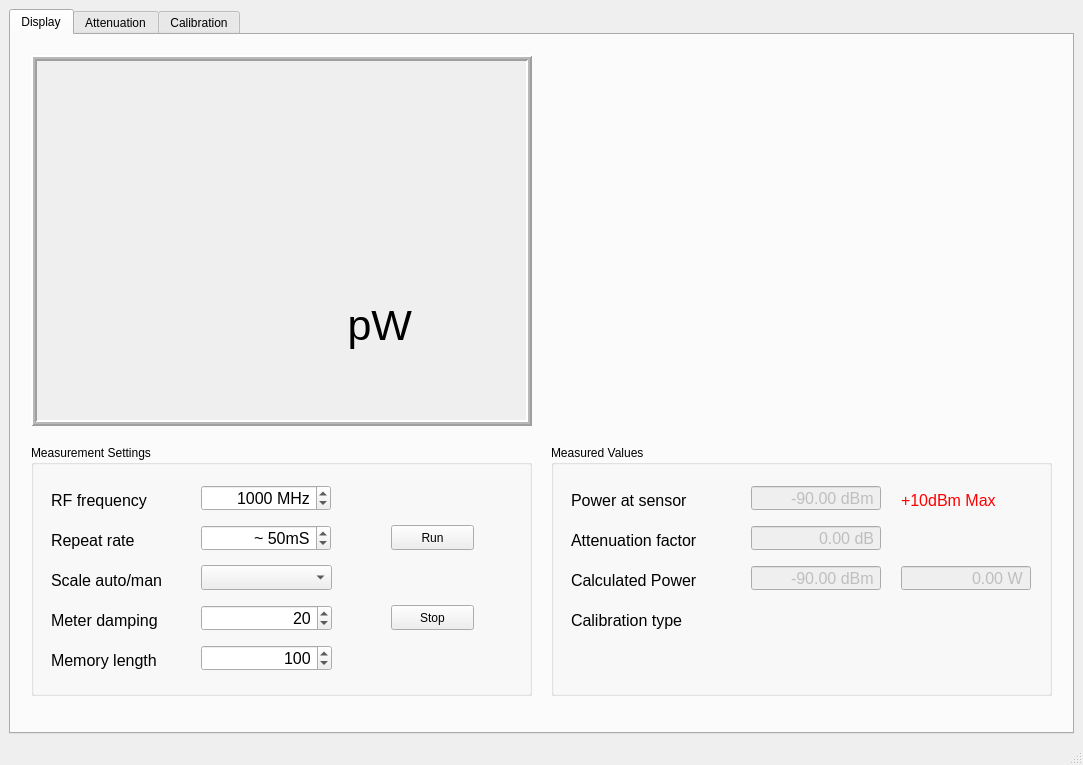
First picture: the form in powerMeter.ui, repository g4ixt/RFPowerMeter, before the edit.
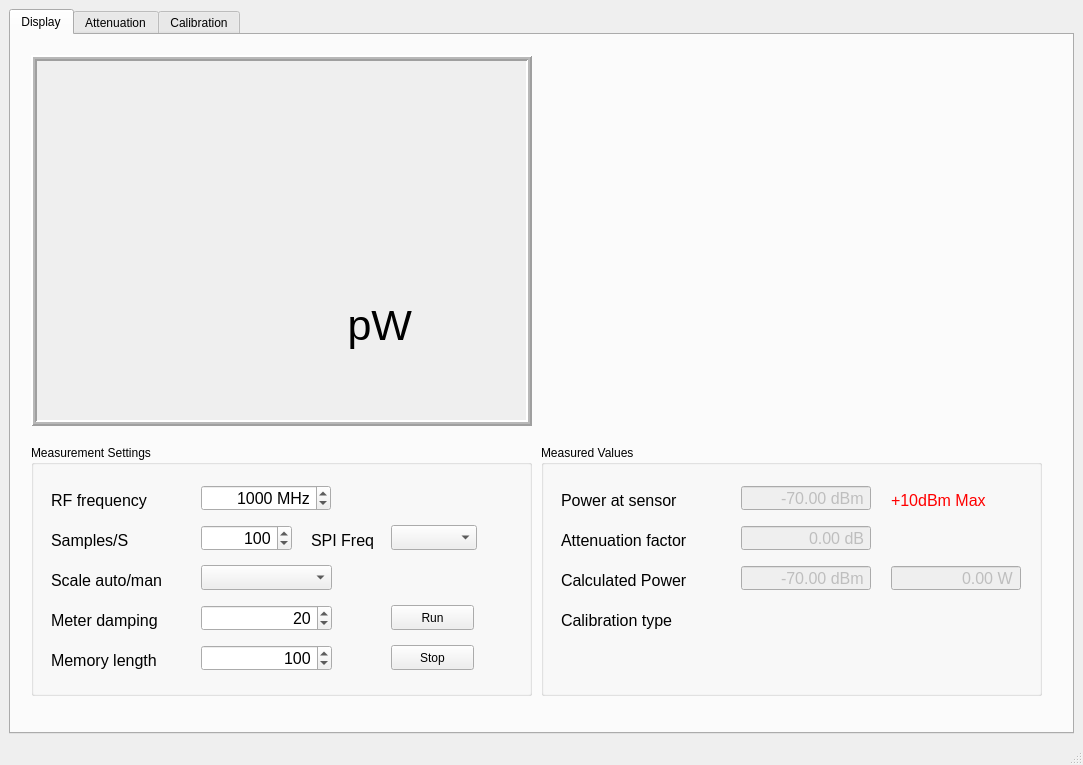
Second picture: the form after the edit. Custom widgets are drawn as their Qt base class.

The edit to the form file:
```diff
--- a/powerMeter.ui
+++ b/powerMeter.ui
@@ -177,7 +177,7 @@
           <rect>
            <x>170</x>
            <y>80</y>
-           <width>130</width>
+           <width>91</width>
            <height>26</height>
           </rect>
          </property>
@@ -190,13 +190,13 @@
           <set>Qt::AlignRight|Qt::AlignTrailing|Qt::AlignVCenter</set>
          </property>
          <property name="suffix">
-          <string>mS</string>
+          <string/>
          </property>
          <property name="prefix">
-          <string>~ </string>
+          <string/>
          </property>
          <property name="minimum">
-          <number>5</number>
+          <number>10</number>
          </property>
          <property name="maximum">
           <number>10000</number>
@@ -205,7 +205,7 @@
           <number>50</number>
          </property>
          <property name="value">
-          <number>50</number>
+          <number>100</number>
          </property>
         </widget>
         <widget class="QLabel" name="label_2">
@@ -223,7 +223,7 @@
           </font>
          </property>
          <property name="text">
-          <string>Repeat rate</string>
+          <string>Samples/S</string>
          </property>
         </widget>
         <widget class="QLabel" name="label_11">
@@ -362,7 +362,7 @@
          <property name="geometry">
           <rect>
            <x>360</x>
-           <y>80</y>
+           <y>160</y>
            <width>83</width>
            <height>25</height>
           </rect>
@@ -375,7 +375,7 @@
          <property name="geometry">
           <rect>
            <x>360</x>
-           <y>160</y>
+           <y>200</y>
            <width>83</width>
            <height>25</height>
           </rect>
@@ -384,6 +384,34 @@
           <string>Stop</string>
          </property>
         </widget>
+        <widget class="QComboBox" name="spiF">
+         <property name="geometry">
+          <rect>
+           <x>360</x>
+           <y>80</y>
+           <width>86</width>
+           <height>25</height>
+          </rect>
+         </property>
+        </widget>
+        <widget class="QLabel" name="label_3">
+         <property name="geometry">
+          <rect>
+           <x>280</x>
+           <y>80</y>
+           <width>71</width>
+           <height>30</height>
+          </rect>
+         </property>
+         <property name="font">
+          <font>
+           <pointsize>12</pointsize>
+          </font>
+         </property>
+         <property name="text">
+          <string>SPI Freq</string>
+         </property>
+        </widget>
        </widget>
        <widget class="PlotWidget" name="graphWidget" native="true">
         <property name="geometry">
@@ -404,7 +432,7 @@
        <widget class="QGroupBox" name="groupBox">
         <property name="geometry">
          <rect>
-          <x>540</x>
+          <x>530</x>
           <y>410</y>
           <width>501</width>
           <height>251</height>
@@ -445,7 +473,7 @@
           <string> dBm</string>
          </property>
          <property name="minimum">
-          <double>-90.000000000000000</double>
+          <double>-70.000000000000000</double>
          </property>
          <property name="maximum">
           <double>20.000000000000000</double>
@@ -454,7 +482,7 @@
           <double>0.010000000000000</double>
          </property>
          <property name="value">
-          <double>-90.000000000000000</double>
+          <double>-70.000000000000000</double>
          </property>
         </widget>
         <widget class="QLabel" name="label_9">
@@ -502,7 +530,7 @@
           <string> dBm</string>
          </property>
          <property name="minimum">
-          <double>-90.000000000000000</double>
+          <double>-70.000000000000000</double>
          </property>
          <property name="maximum">
           <double>60.000000000000000</double>
@@ -511,7 +539,7 @@
           <double>0.010000000000000</double>
          </property>
          <property name="value">
-          <double>-90.000000000000000</double>
+          <double>-70.000000000000000</double>
          </property>
         </widget>
         <widget class="QDoubleSpinBox" name="powerWatts">
@@ -622,7 +650,7 @@
           <string>Attenuation factor</string>
          </property>
         </widget>
-        <widget class="QLabel" name="label_3">
+        <widget class="QLabel" name="warning">
          <property name="geometry">
           <rect>
            <x>350</x>
```
Left out of the diff: 101 changed lines with no effect on the pictures.
